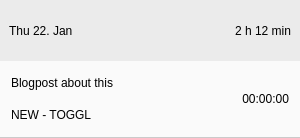
Above: src/ui/linux/TogglDesktop/timeentrycellwidget.ui from toggl-open-source/toggldesktop before the change. Below: the same form after it.
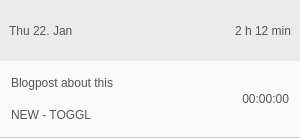
That is the form after the change. Icons and pictures are not drawn. Custom widgets are drawn as their Qt base class.

Commit message: Fixed color issues with darker themes (linux), closes #1961

```diff
--- a/src/ui/linux/TogglDesktop/timeentrycellwidget.ui
+++ b/src/ui/linux/TogglDesktop/timeentrycellwidget.ui
@@ -25,6 +25,9 @@
   <property name="windowTitle">
    <string>Form</string>
   </property>
+  <property name="styleSheet">
+   <string notr="true">color:rgb(85, 85, 85);</string>
+  </property>
   <layout class="QVBoxLayout" name="verticalLayout_2">
    <property name="spacing">
     <number>0</number>
```
The commit also changes 8 other files.
